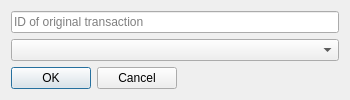
This is common/gui/forms/reversal.ui in FedorIvanov37/sv-terminal as Qt 5 draws it before an edit. The edited form follows.
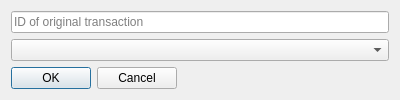
This is the edited form.

Commit message: Expand reversal window to long-utrnno

What changed in the file:
```diff
--- a/common/gui/forms/reversal.ui
+++ b/common/gui/forms/reversal.ui
@@ -6,7 +6,7 @@
    <rect>
     <x>0</x>
     <y>0</y>
-    <width>350</width>
+    <width>400</width>
     <height>100</height>
    </rect>
   </property>
@@ -18,13 +18,13 @@
   </property>
   <property name="minimumSize">
    <size>
-    <width>350</width>
+    <width>400</width>
     <height>100</height>
    </size>
   </property>
   <property name="maximumSize">
    <size>
-    <width>350</width>
+    <width>400</width>
     <height>100</height>
    </size>
   </property>
@@ -62,6 +62,19 @@
        </property>
       </widget>
      </item>
+     <item>
+      <spacer name="horizontalSpacer_2">
+       <property name="orientation">
+        <enum>Qt::Horizontal</enum>
+       </property>
+       <property name="sizeHint" stdset="0">
+        <size>
+         <width>40</width>
+         <height>20</height>
+        </size>
+       </property>
+      </spacer>
+     </item>
      <item>
       <spacer name="horizontalSpacer">
        <property name="orientation">
```
The commit also changes 1 other file.
